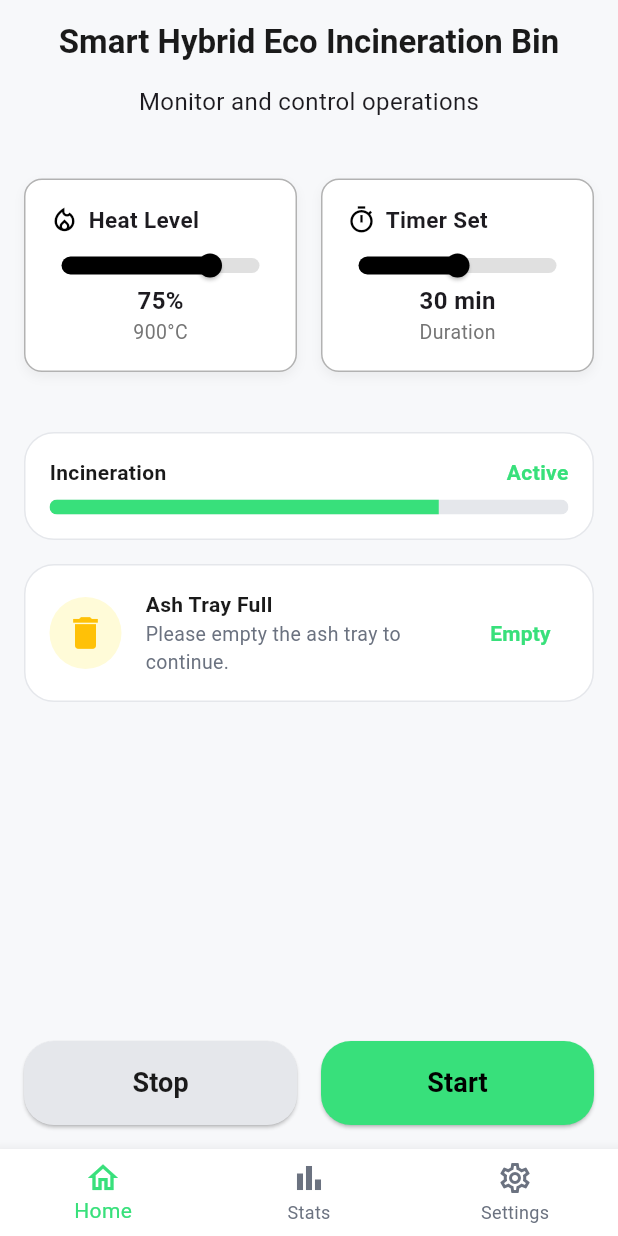
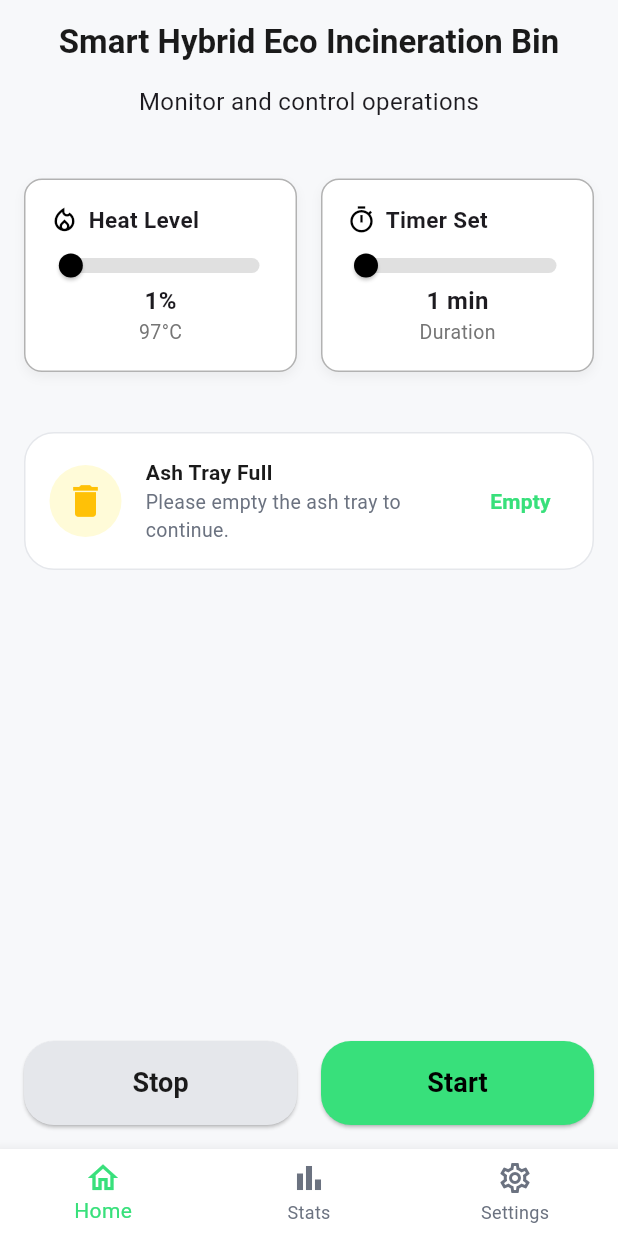
Before and after one commit to sateban/smart-incineration-bin, a Flutter app: the screen it shows after launch, after a tap on "GET STARTED", on a phone screen of 412 x 824 dp. Run offline on Flutter 3.47's test engine with Material 3 defaults, Android fonts, the phone set to English and light mode, and no system bars; our stand-ins replace logger.

Commit message:
feature: single responsibility for controlCard method

```diff
--- a/lib/main.dart
+++ b/lib/main.dart
@@ -143,6 +143,8 @@
   int _selectedIndex = 0;
   double heatLevel = 0.75; // 75%
   double timerValue = 0.5; // 30 min
+  double tMin = 100;
+double tMax = 1200;
 
   static const primaryColor = Color(0xFF38E07B);
   static const backgroundColor = Color(0xFFF7F8FA);
@@ -243,8 +245,13 @@
                   onChanged: (v) {
                     setState(() => heatLevel = v);
                   },
-                  valueText: "${(heatLevel * 100).round()}%",
-                  subText: "${(heatLevel * 1200).round()}°C",
+                  // valueText: "${(heatLevel * 100).round()}%",
+                  // subText: "${(heatLevel * 1200).round()}°C",
+                  min: 0,
+                  max: 100,
+                  divisions: 100,
+                  valueText: "${(heatLevel).round()}%",
+                  subText: "${(tMin + ((heatLevel - 1) / (100 - 1)) * (tMax - tMin)).round()}°C",
                 ),
               ),
               const SizedBox(width: 16),
@@ -254,9 +261,14 @@
                   title: "Timer Set",
                   sliderValue: timerValue,
                   onChanged: (v) {
+                    // setState(() => timerValue = v);
                     setState(() => timerValue = v);
                   },
-                  valueText: "${(timerValue * 60).round()} min",
+                  // valueText: "${(timerValue * 60).round()} min",
+                  min: 0,
+                  max: 60,
+                  divisions: 12,
+                  valueText: "${(timerValue).round()} min",
                   subText: "Duration",
                 ),
               ),
@@ -265,53 +277,54 @@
         ),
 
         const SizedBox(height: 24),
+
         Padding(
           padding: const EdgeInsets.symmetric(horizontal: 16),
           child: Column(
             children: [
-              Container(
-                decoration: BoxDecoration(
-                  color: cardColor,
-                  borderRadius: BorderRadius.circular(20),
-                  border: Border.all(color: mutedColor),
-                ),
-                padding: const EdgeInsets.all(16),
-                child: Column(
-                  crossAxisAlignment: CrossAxisAlignment.start,
-                  children: [
-                    Row(
-                      mainAxisAlignment: MainAxisAlignment.spaceBetween,
-                      children: const [
-                        Text(
-                          "Incineration",
-                          style: TextStyle(
-                            fontWeight: FontWeight.w600,
-                            color: foregroundColor,
-                          ),
-                        ),
-                        Text(
-                          "Active",
-                          style: TextStyle(
-                            fontWeight: FontWeight.w600,
-                            color: primaryColor,
-                          ),
-                        ),
-                      ],
-                    ),
-                    const SizedBox(height: 8),
-                    ClipRRect(
-                      borderRadius: BorderRadius.circular(50),
-                      child: LinearProgressIndicator(
-                        value: 0.75,
-                        minHeight: 10,
-                        backgroundColor: mutedColor,
-                        valueColor: const AlwaysStoppedAnimation(primaryColor),
-                      ),
-                    ),
-                  ],
-                ),
-              ),
-              const SizedBox(height: 16),
+              // Container(
+              //   decoration: BoxDecoration(
+              //     color: cardColor,
+              //     borderRadius: BorderRadius.circular(20),
+              //     border: Border.all(color: mutedColor),
+              //   ),
+              //   padding: const EdgeInsets.all(16),
+              //   child: Column(
+              //     crossAxisAlignment: CrossAxisAlignment.start,
+              //     children: [
+              //       Row(
+              //         mainAxisAlignment: MainAxisAlignment.spaceBetween,
+              //         children: const [
+              //           Text(
+              //             "Incineration",
+              //             style: TextStyle(
+              //               fontWeight: FontWeight.w600,
+              //               color: foregroundColor,
+              //             ),
+              //           ),
+              //           Text(
+              //             "Active",
+              //             style: TextStyle(
+              //               fontWeight: FontWeight.w600,
+              //               color: primaryColor,
+              //             ),
+              //           ),
+              //         ],
+              //       ),
+              //       const SizedBox(height: 8),
+              //       ClipRRect(
+              //         borderRadius: BorderRadius.circular(50),
+              //         child: LinearProgressIndicator(
+              //           value: 0.75,
+              //           minHeight: 10,
+              //           backgroundColor: mutedColor,
+              //           valueColor: const AlwaysStoppedAnimation(primaryColor),
+              //         ),
+              //       ),
+              //     ],
+              //   ),
+              // ),
+              // const SizedBox(height: 16),
               Container(
                 decoration: BoxDecoration(
                   color: cardColor,
@@ -372,7 +385,9 @@
             ],
           ),
         ),
+
         const Spacer(),
+
         Padding(
           padding: const EdgeInsets.all(16),
           child: Row(
@@ -501,6 +516,9 @@
     required String title,
     required double sliderValue,
     required ValueChanged<double> onChanged,
+    required double min,
+    required double max,
+    required int divisions,
     required String valueText,
     required String subText,
   }) {
@@ -542,6 +560,9 @@
               overlayShape: SliderComponentShape.noOverlay,
             ),
             child: Slider(
+              min: min,
+              max: max,
+              divisions: divisions,
               value: sliderValue,
               onChanged: onChanged,
               activeColor: Colors.black,
```
